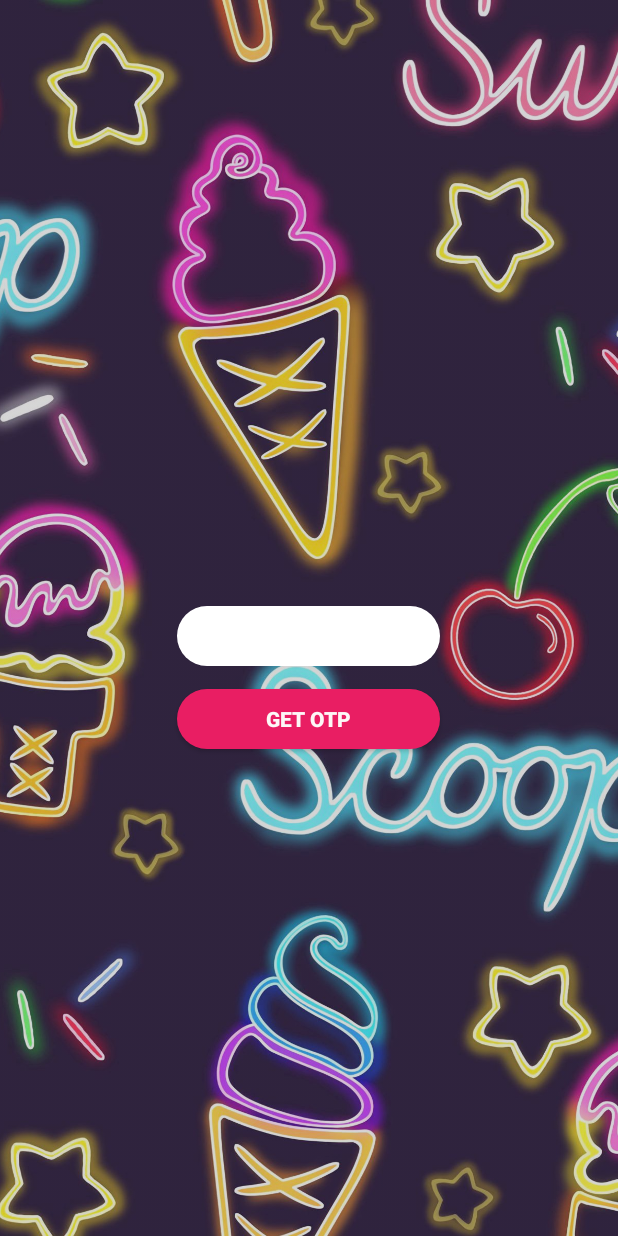
After one commit to CodeAhmad51/Ice-Cream-Island, an Android app: the ForgetPage screen opened directly, with no data from a screen before it, on a phone screen of 412 x 824 dp. The commit adds this screen. Run offline under Robolectric (Android 15) with nearby library versions, the phone set to English and light mode, and no system bars.

Commit message:
added forget password activity & refactored code.

```diff
--- a/app/src/main/AndroidManifest.xml
+++ b/app/src/main/AndroidManifest.xml
@@ -9,6 +9,9 @@
         android:roundIcon="@mipmap/ic_launcher_round"
         android:supportsRtl="true"
         android:theme="@style/Theme.IceCreamIsland">
+        <activity
+            android:name=".ForgetPage"
+            android:exported="true" />
         <activity
             android:name=".HomePage"
             android:exported="true" />
--- /dev/null
+++ b/app/src/main/java/com/example/icecreamisland/ForgetPage.java
@@ -0,0 +1,14 @@
+package com.example.icecreamisland;
+
+import androidx.appcompat.app.AppCompatActivity;
+
+import android.os.Bundle;
+
+public class ForgetPage extends AppCompatActivity {
+
+    @Override
+    protected void onCreate(Bundle savedInstanceState) {
+        super.onCreate(savedInstanceState);
+        setContentView(R.layout.activity_forget_page);
+    }
+}
--- /dev/null
+++ b/app/src/main/res/layout/activity_forget_page.xml
@@ -0,0 +1,55 @@
+<?xml version="1.0" encoding="utf-8"?>
+<RelativeLayout
+    xmlns:android="http://schemas.android.com/apk/res/android"
+    xmlns:app="http://schemas.android.com/apk/res-auto"
+    xmlns:tools="http://schemas.android.com/tools"
+    android:layout_width="match_parent"
+    android:layout_height="match_parent"
+    tools:context=".ForgetPage">
+
+    <ImageView
+
+        android:layout_width="match_parent"
+        android:layout_height="match_parent"
+        android:alpha="0.8"
+        android:scaleType="centerCrop"
+        android:src="@drawable/ice_cream_hom" />
+
+    <EditText
+        android:id="@+id/forget_pas_name"
+        android:layout_width="175dp"
+        android:layout_height="40dp"
+        android:layout_centerHorizontal="true"
+        android:layout_marginTop="404dp"
+        android:background="@drawable/round_bg"
+        android:textStyle="normal"
+        />
+
+        android:gravity="center"
+        android:hint="email or phone number"
+        android:inputType="textPersonName"
+        android:padding="5dp"
+        android:textColor="#190101"
+        android:textColorHint="#000000"
+
+        />
+    <Button
+        android:id="@+id/scoop"
+        android:layout_width="175dp"
+        android:layout_height="40dp"
+        android:layout_below="@id/forget_pas_name"
+        android:layout_centerHorizontal="true"
+        android:layout_marginTop="15dp"
+        android:background="@drawable/round_pink_bg"
+        android:gravity="center"
+
+        android:hint="GET OTP"
+        android:inputType="textPersonName"
+        android:padding="5dp"
+        android:textColor="#F6E7EC"
+        android:textColorHint="#FDF7F7"
+        android:textStyle="bold"
+
+        />
+
+</RelativeLayout>
```
Also changed, not shown: app/src/main/java/com/example/icecreamisland/MainActivity.java (+26 -1 lines), app/src/main/res/layout/activity_home_page.xml (+4 -4 lines), app/src/main/res/layout/activity_main.xml (+16 -16 lines), app/src/main/res/drawable/border_.png (added), app/src/main/res/drawable/ice_cream_hom.jpg (added).
